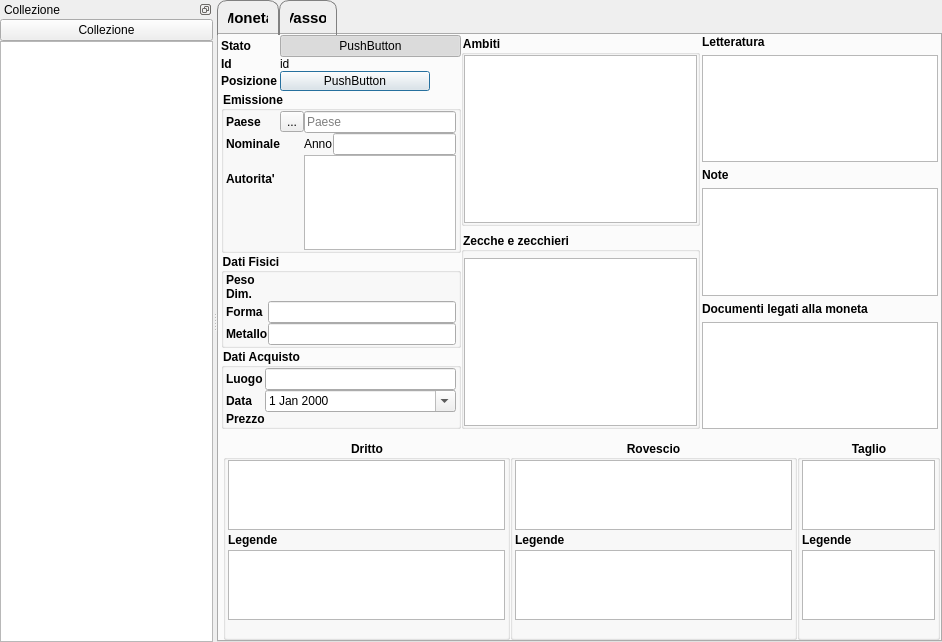
The window that GestCollOnQt/GUI/Moneta/monetaform.ui (mirkoviviani76/gestcoll) describes before a commit, drawn with Qt 5.
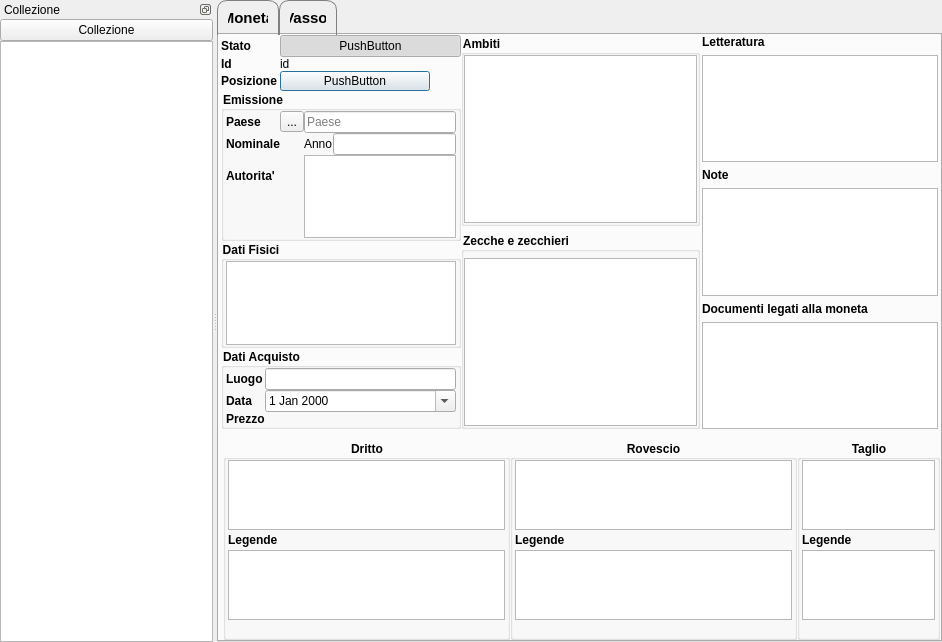
The same window after the commit. Icons and pictures are not drawn. Custom widgets are drawn as their Qt base class.

Commit message: I Dati Fisici sono ora in una tabella. Aggiunto model view e i delegati per l'editing.

Diff of the .ui file:
```diff
--- a/GestCollOnQt/GUI/Moneta/monetaform.ui
+++ b/GestCollOnQt/GUI/Moneta/monetaform.ui
@@ -488,82 +488,13 @@
                  <property name="bottomMargin">
                   <number>0</number>
                  </property>
-                 <item row="0" column="0">
-                  <widget class="QLabel" name="label_15">
-                   <property name="font">
-                    <font>
-                     <weight>75</weight>
-                     <bold>true</bold>
-                    </font>
+                 <item row="0" column="0" colspan="2">
+                  <widget class="QTableView" name="datiFisiciTable">
+                   <property name="selectionMode">
+                    <enum>QAbstractItemView::SingleSelection</enum>
                    </property>
-                   <property name="text">
-                    <string>Peso</string>
-                   </property>
-                   <property name="buddy">
-                    <cstring>peso</cstring>
-                   </property>
                   </widget>
                  </item>
-                 <item row="0" column="1">
-                  <widget class="MisuraForm" name="peso" native="true"/>
-                 </item>
-                 <item row="1" column="0">
-                  <widget class="QLabel" name="label_16">
-                   <property name="font">
-                    <font>
-                     <weight>75</weight>
-                     <bold>true</bold>
-                    </font>
-                   </property>
-                   <property name="text">
-                    <string>Dim.</string>
-                   </property>
-                   <property name="buddy">
-                    <cstring>dimensione</cstring>
-                   </property>
-                  </widget>
-                 </item>
-                 <item row="1" column="1">
-                  <widget class="MisuraForm" name="dimensione" native="true"/>
-                 </item>
-                 <item row="2" column="0">
-                  <widget class="QLabel" name="label_17">
-                   <property name="font">
-                    <font>
-                     <weight>75</weight>
-                     <bold>true</bold>
-                    </font>
-                   </property>
-                   <property name="text">
-                    <string>Forma</string>
-                   </property>
-                   <property name="buddy">
-                    <cstring>forma</cstring>
-                   </property>
-                  </widget>
-                 </item>
-                 <item row="2" column="1">
-                  <widget class="QLineEdit" name="forma"/>
-                 </item>
-                 <item row="3" column="0">
-                  <widget class="QLabel" name="label_18">
-                   <property name="font">
-                    <font>
-                     <weight>75</weight>
-                     <bold>true</bold>
-                    </font>
-                   </property>
-                   <property name="text">
-                    <string>Metallo</string>
-                   </property>
-                   <property name="buddy">
-                    <cstring>metallo</cstring>
-                   </property>
-                  </widget>
-                 </item>
-                 <item row="3" column="1">
-                  <widget class="QLineEdit" name="metallo"/>
-                 </item>
                 </layout>
                </widget>
               </item>
```
Left out of the diff: 2 changed lines with no effect on the pictures. The commit also changes 9 other files.
